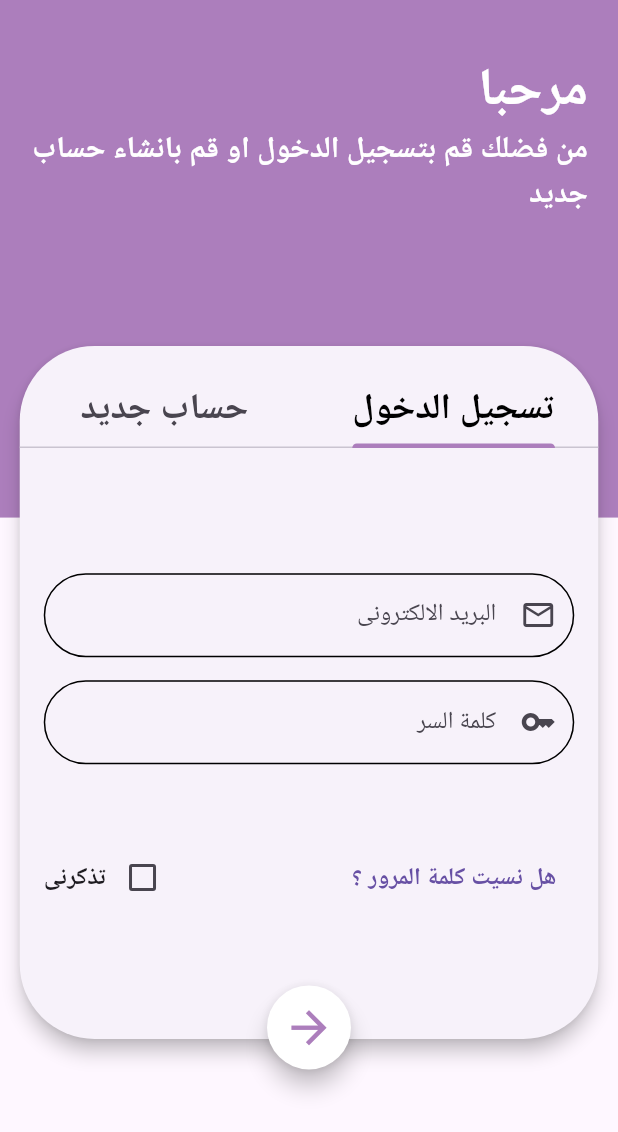
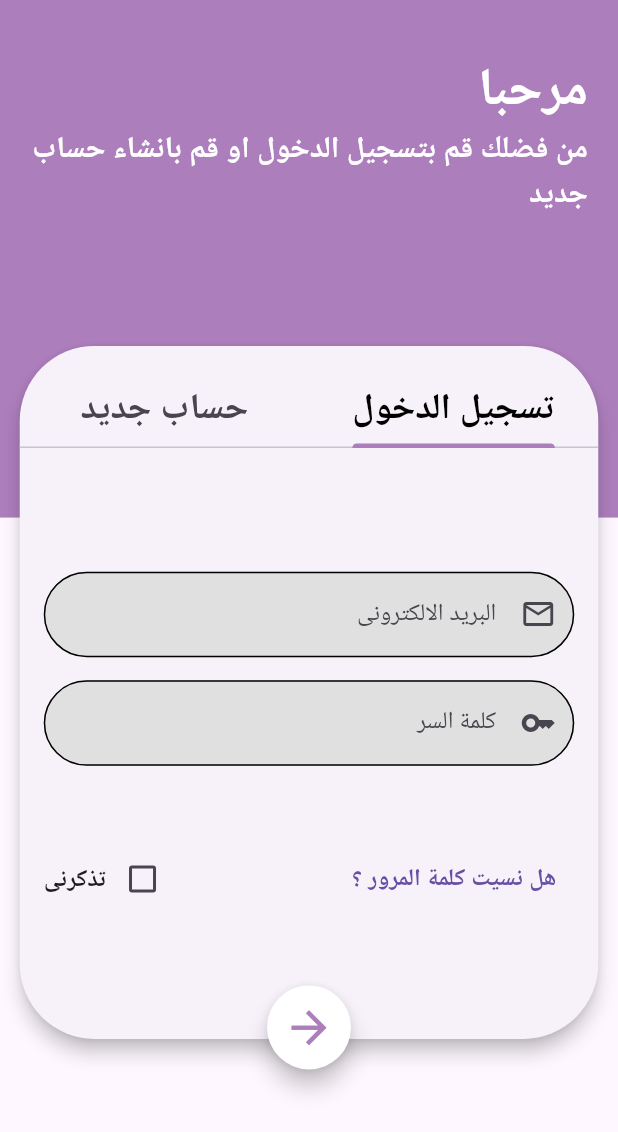
Before and after one commit to engkemo1/medical_support, a Flutter app: the screen it shows after launch, after a tap on "ابداء الان", after a tap on "صيدلية", on a phone screen of 412 x 824 dp. Shown: the top 1132 px of the screen. Run offline on Flutter 3.47's test engine with Material 3 defaults, Android fonts, the phone set to English and light mode, and no system bars; our stand-ins replace device_preview, dio, easy_splash_screen, flutter_screenutil, shared_preferences.

Commit message:
Refactor text styles and custom text field layout in home view widgets

```diff
--- a/lib/core/utils/assets.dart
+++ b/lib/core/utils/assets.dart
@@ -3,5 +3,8 @@ abstract class Assets {
   static const String onBoarding = "assets/images/onboarding.png";
   static const String backgroundLogo = "assets/images/backgroundLogo.jpeg";
 
+  static const String test = "assets/images/Test.png";
+
+
 
 }
--- a/lib/core/utils/styles.dart
+++ b/lib/core/utils/styles.dart
@@ -45,6 +45,11 @@ abstract class Styles {
     fontSize: 28,
     fontWeight: FontWeight.w600,
   );
+  static const textStyle30ColorWeigh = TextStyle(
+    fontSize: 30,
+    fontWeight: FontWeight.w600,
+    color: Colors.white,
+  );
   static const textStyle35 = TextStyle(
     fontSize: 35,
     color: Colors.white,
--- a/lib/core/widgets/custom_text_field.dart
+++ b/lib/core/widgets/custom_text_field.dart
@@ -8,7 +8,8 @@ class CustomTextField extends StatelessWidget {
     this.onChanged,
     this.onSaved,
     required this.keyboardType,
-    this.obscureText = false, required this.labelText,
+    this.obscureText = false,
+    required this.labelText,
   });
 
   final Widget prefixIcon;
@@ -16,43 +17,34 @@ class CustomTextField extends StatelessWidget {
   final TextInputType keyboardType;
   final bool obscureText;
 
-
   final void Function(String)? onChanged;
   final void Function(String?)? onSaved;
 
   @override
   Widget build(BuildContext context) {
     return TextFormField(
+
       cursorColor: kPrimaryColor,
-      autovalidateMode: AutovalidateMode.onUserInteraction,
-      validator: (value) {
-        if (value == null || value.isEmpty) {
-          return "Field is required";
-        } else {
-          return null;
-        }
-      },
-
       onSaved: onSaved,
       onChanged: onChanged,
       obscureText: obscureText,
       decoration: InputDecoration(
+        filled: true,
+        fillColor: Colors.grey.shade300,
         prefixIcon: prefixIcon,
-        label:  Text(labelText),
+        hintText: labelText,
         suffixIconColor: kGreyColor,
-        enabledBorder:  OutlineInputBorder(
+        enabledBorder: OutlineInputBorder(
           borderRadius: BorderRadius.circular(50.0),
-          borderSide: const BorderSide(
-          ),
+          borderSide: const BorderSide(),
         ),
-        focusedBorder:
-        OutlineInputBorder(
+        focusedBorder: OutlineInputBorder(
           borderRadius: BorderRadius.circular(50.0),
           borderSide: const BorderSide(
             color: kPrimaryColor,
           ),
         ),
-        errorBorder:  OutlineInputBorder(
+        errorBorder: OutlineInputBorder(
           borderRadius: BorderRadius.circular(50.0),
           borderSide: const BorderSide(
             color: Colors.red,
--- a/lib/features/home/presentation/views/home_view.dart
+++ b/lib/features/home/presentation/views/home_view.dart
@@ -6,6 +6,9 @@ class HomeView extends StatelessWidget {
 
   @override
   Widget build(BuildContext context) {
-    return const HomeViewBody();
+    return const Directionality(
+      textDirection: TextDirection.rtl,
+      child: HomeViewBody(),
+    );
   }
 }
```
Also changed, not shown: lib/features/home/presentation/views/widgets/home_view_body.dart (+23 -1 lines).
